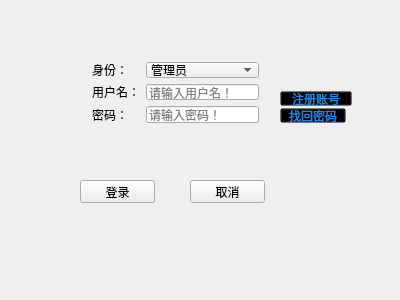
The window that login.ui (liwen123cd/curly-tribble) describes before a commit, drawn with Qt 5.
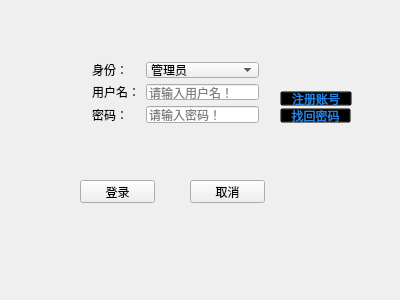
The same window after the commit.

Patch:
```diff
--- a/login.ui
+++ b/login.ui
@@ -24,6 +24,9 @@
   <property name="layoutDirection">
    <enum>Qt::LeftToRight</enum>
   </property>
+  <property name="autoFillBackground">
+   <bool>true</bool>
+  </property>
   <widget class="QPushButton" name="pushButton">
    <property name="geometry">
     <rect>
@@ -65,7 +68,7 @@
     <rect>
      <x>280</x>
      <y>80</y>
-     <width>77</width>
+     <width>82</width>
      <height>54</height>
     </rect>
    </property>
```
